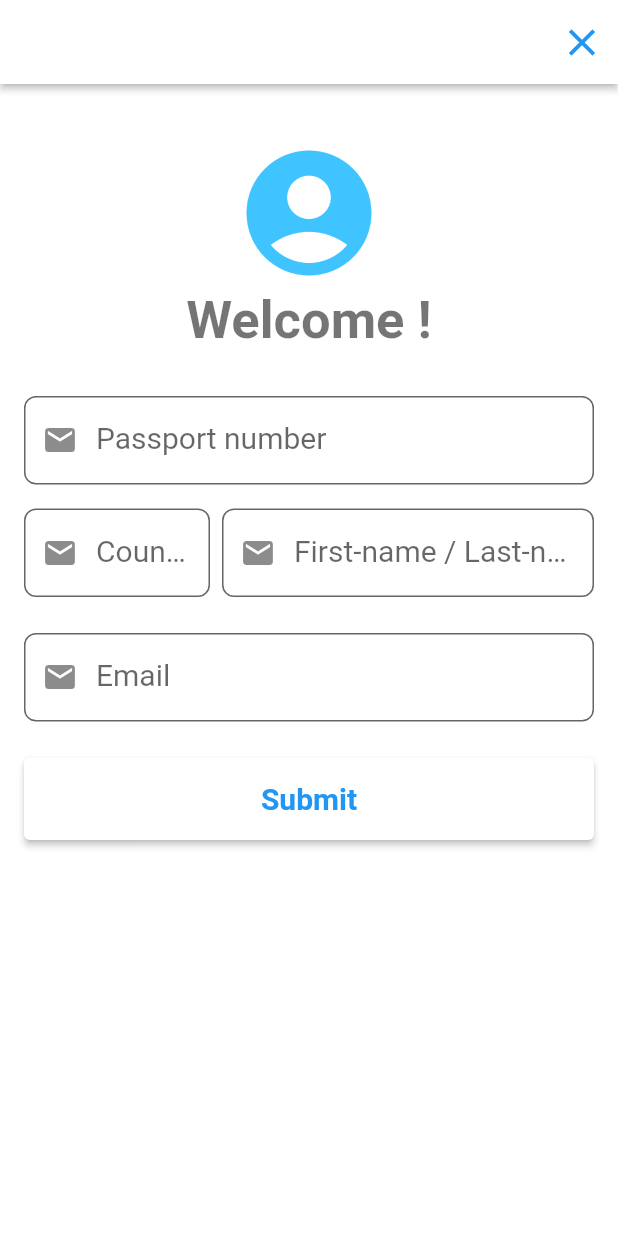
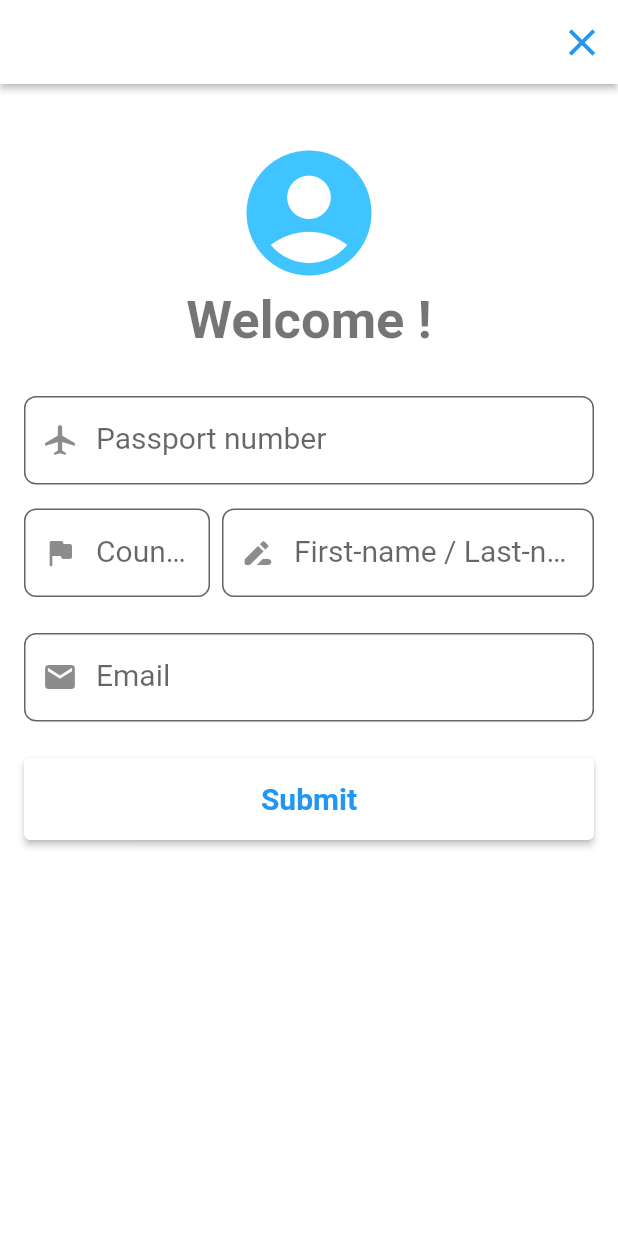
Before and after one commit to HEESEA-KIM/Han_Tour, a Flutter app: the UserInform screen opened directly, on a phone screen of 412 x 824 dp. Run offline on Flutter 3.47's test engine with Material 2 defaults, Android fonts, the phone set to English and light mode, and no system bars; our stand-ins replace cloud_firestore, firebase_analytics, firebase_core, geolocator; missing offline and left inert: flutter_paypal_native; accounts and stored records are empty.

```diff
--- a/lib/user_information.dart
+++ b/lib/user_information.dart
@@ -162,7 +162,7 @@ class UserInform extends StatelessWidget {
                       border: OutlineInputBorder(
                         borderRadius: BorderRadius.circular(8),
                       ),
-                      prefixIcon: Icon(Icons.email),
+                      prefixIcon: Icon(Icons.airplanemode_active),
                       fillColor: Colors.white,
                       filled: true,
                     ),
@@ -180,7 +180,7 @@ class UserInform extends StatelessWidget {
                           border: OutlineInputBorder(
                             borderRadius: BorderRadius.circular(8),
                           ),
-                          prefixIcon: Icon(Icons.email),
+                          prefixIcon: Icon(Icons.flag_rounded),
                           fillColor: Colors.white,
                           filled: true,
                         ),
@@ -196,7 +196,7 @@ class UserInform extends StatelessWidget {
                           border: OutlineInputBorder(
                             borderRadius: BorderRadius.circular(8),
                           ),
-                          prefixIcon: Icon(Icons.email),
+                          prefixIcon: Icon(Icons.drive_file_rename_outline_rounded),
                           fillColor: Colors.white,
                           filled: true,
                         ),
```
